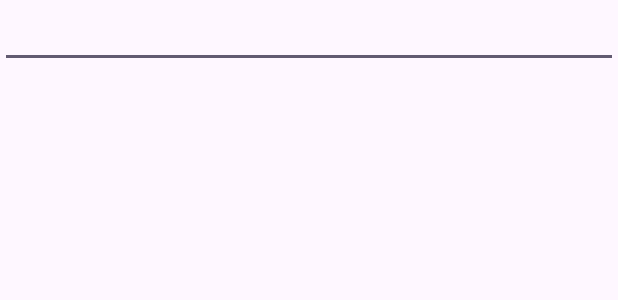
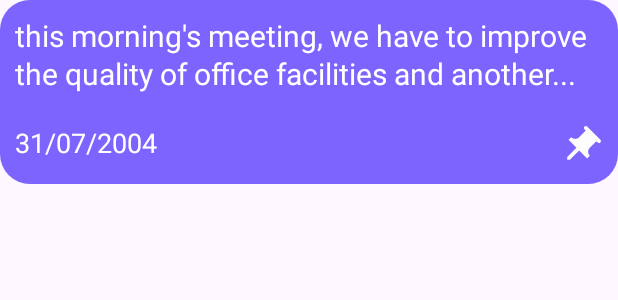
Before and after one commit to VinhGiang731/To-Do-List-App, an Android app: the layout custom_itemnote.xml on its own in the app's theme, with its tools: preview values and no code run, on a phone screen of 412 x 824 dp. Shown: the top 300 px of the screen. Run offline under Robolectric (Android 15) with nearby library versions, the phone set to English and light mode, and no system bars.

Commit message:
update layout note item

```diff
--- /dev/null
+++ b/app/src/main/res/drawable/bg_btn_push_pin.xml
@@ -0,0 +1,15 @@
+<vector xmlns:android="http://schemas.android.com/apk/res/android"
+    android:width="30dp"
+    android:height="30dp"
+    android:tint="#FDFDFD"
+    android:viewportWidth="24"
+    android:viewportHeight="24">
+
+    <group android:rotation="45" android:pivotX="12" android:pivotY="12">
+        <path
+            android:fillColor="@android:color/white"
+            android:fillType="evenOdd"
+            android:pathData="M16,9V4l1,0c0.55,0 1,-0.45 1,-1v0c0,-0.55 -0.45,-1 -1,-1H7C6.45,2 6,2.45 6,3v0c0,0.55 0.45,1 1,1l1,0v5c0,1.66 -1.34,3 -3,3h0v2h5.97v7l1,1l1,-1v-7H19v-2h0C17.34,12 16,10.66 16,9z" />
+
+    </group>
+</vector>
--- /dev/null
+++ b/app/src/main/res/drawable/bg_note_content.xml
@@ -0,0 +1,16 @@
+<?xml version="1.0" encoding="utf-8"?>
+<selector xmlns:android="http://schemas.android.com/apk/res/android">
+    <item android:state_pressed="true">
+        <shape android:shape="rectangle">
+            <solid android:color="#5D4AB7"/>
+            <corners android:radius="20dp"/>
+        </shape>
+    </item>
+
+    <item>
+        <shape android:shape="rectangle">
+            <solid android:color="@color/bg_item_note"/>
+            <corners android:radius="20dp"/>
+        </shape>
+    </item>
+</selector>
--- a/app/src/main/res/layout/custom_itemnote.xml
+++ b/app/src/main/res/layout/custom_itemnote.xml
@@ -1,16 +1,41 @@
 <?xml version="1.0" encoding="utf-8"?>
-<LinearLayout xmlns:android="http://schemas.android.com/apk/res/android"
+<androidx.constraintlayout.widget.ConstraintLayout xmlns:android="http://schemas.android.com/apk/res/android"
+    xmlns:app="http://schemas.android.com/apk/res-auto"
     android:layout_width="match_parent"
-    android:orientation="vertical"
-    android:layout_height="wrap_content">
+    android:padding="10sp"
+    android:layout_height="wrap_content"
+    android:background="@drawable/bg_note_content">
 
-<!--    mai phải design tiếp-->
-    <androidx.appcompat.widget.AppCompatEditText
-        android:id="@+id/editTextTextMultiLine"
+    <TextView
+        android:id="@+id/textView"
         android:layout_width="match_parent"
         android:layout_height="wrap_content"
-        android:ems="10"
-        android:gravity="start|top"
-        android:inputType="textMultiLine" />
+        android:lineSpacingExtra="2sp"
+        android:text="@string/note_content"
+        android:textColor="@color/white"
+        android:textSize="20sp"
+        app:layout_constraintStart_toStartOf="parent"
+        app:layout_constraintTop_toTopOf="parent" />
 
-</LinearLayout>
+    <TextView
+        android:id="@+id/textView2"
+        android:layout_width="wrap_content"
+        android:layout_height="wrap_content"
+        android:layout_marginTop="20sp"
+        android:textSize="18sp"
+        android:text="@string/note_date"
+        android:textColor="@color/white"
+        app:layout_constraintStart_toStartOf="parent"
+        app:layout_constraintTop_toBottomOf="@+id/textView" />
+
+    <androidx.appcompat.widget.AppCompatImageButton
+        android:id="@+id/imageButton"
+        android:layout_width="wrap_content"
+        android:layout_height="wrap_content"
+        android:layout_marginTop="20dp"
+        android:background="@drawable/empty_bg"
+        app:layout_constraintEnd_toEndOf="parent"
+        app:layout_constraintTop_toBottomOf="@+id/textView"
+        android:contentDescription="@string/desc_push_pin"
+        app:srcCompat="@drawable/bg_btn_push_pin" />
+</androidx.constraintlayout.widget.ConstraintLayout>
--- a/app/src/main/res/values/colors.xml
+++ b/app/src/main/res/values/colors.xml
@@ -5,5 +5,6 @@
     <color name="white_less">#DDF8F3F3</color>
     <color name="purple">#3C1F7B</color>
     <color name="purple_search">#CBC1FD</color>
+    <color name="bg_item_note">#7E64FE</color>
 
 </resources>
--- a/app/src/main/res/values/strings.xml
+++ b/app/src/main/res/values/strings.xml
@@ -8,6 +8,9 @@
     <string name="schedule">Schedule</string>
     <string name="note">Note</string>
     <string name="search">Search Note</string>
+    <string name="note_content">this morning\'s meeting, we have to improve the quality of office facilities and another...</string>
+    <string name="note_date">31/07/2004</string>
+    <string name="desc_push_pin">this is button push pin</string>
 
     <string name="hello_blank_fragment">Hello blank fragment</string>
     <string name="desc_make_note_activity">This is make note activity</string>
```
